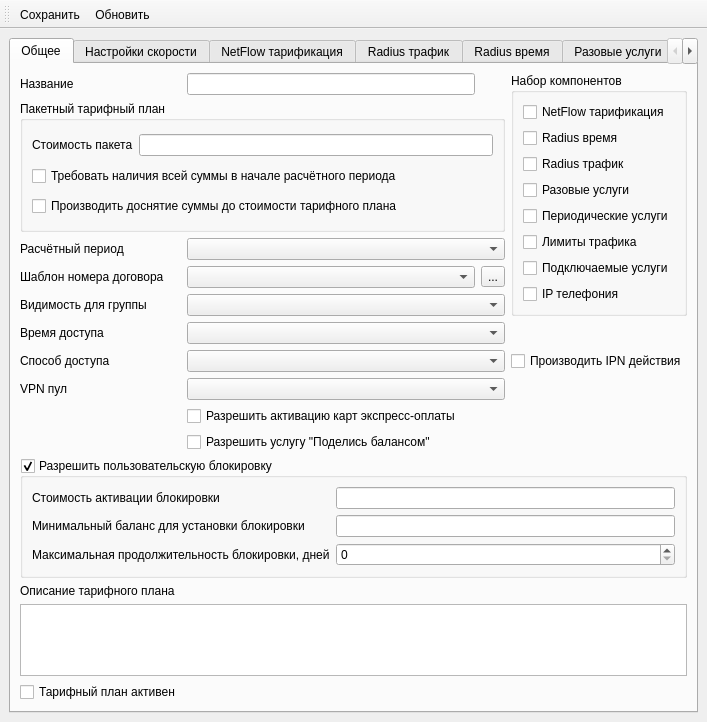
Qt form mdi/forms/new_tp_edit.ui (brat002/ExpertBilling) before a commit.
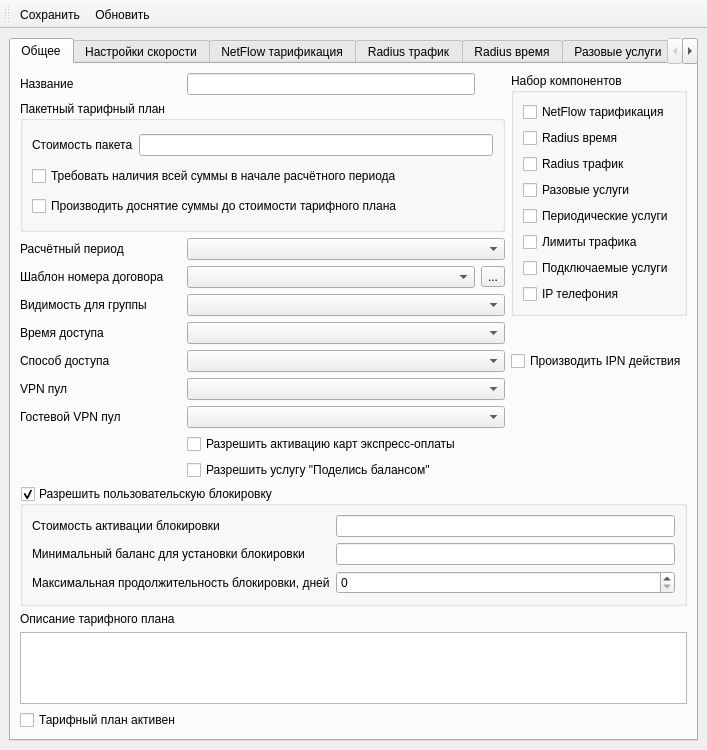
The same form after that commit. Icons and pictures are not drawn.

Commit message: +add vpn_guest_ippool

Diff of the .ui file:
```diff
--- a/mdi/forms/new_tp_edit.ui
+++ b/mdi/forms/new_tp_edit.ui
@@ -7,7 +7,7 @@
     <x>0</x>
     <y>0</y>
     <width>707</width>
-    <height>700</height>
+    <height>701</height>
    </rect>
   </property>
   <property name="windowTitle">
@@ -280,7 +280,7 @@
           </property>
          </widget>
         </item>
-        <item row="10" column="0" colspan="6">
+        <item row="11" column="0" colspan="6">
          <widget class="QGroupBox" name="groupBox_allowuserblock">
           <property name="title">
            <string>Разрешить пользовательскую блокировку</string>
@@ -322,7 +322,7 @@
           </layout>
          </widget>
         </item>
-        <item row="11" column="0">
+        <item row="12" column="0">
          <widget class="QLabel" name="tarif_description_label">
           <property name="toolTip">
            <string>Текстовое описание тарифного плана для печати накладных и работы с договорами</string>
@@ -338,7 +338,7 @@
           </property>
          </widget>
         </item>
-        <item row="13" column="0" colspan="6">
+        <item row="14" column="0" colspan="6">
          <widget class="QTextEdit" name="tarif_description_edit">
           <property name="toolTip">
            <string>Текстовое описание тарифного плана для печати накладных и работы с договорами</string>
@@ -351,7 +351,7 @@
           </property>
          </widget>
         </item>
-        <item row="14" column="0">
+        <item row="15" column="0">
          <widget class="QCheckBox" name="tarif_status_edit">
           <property name="toolTip">
            <string>Признак возможности работы абонента на данном тарифном плане</string>
@@ -500,7 +500,7 @@
           </property>
          </widget>
         </item>
-        <item row="8" column="1" colspan="5">
+        <item row="9" column="1" colspan="5">
          <widget class="QCheckBox" name="checkBox_allow_expresscards_activation">
           <property name="toolTip">
            <string>Разрешить активацию карт экспресс-оплаты на данном тарифном плане.</string>
@@ -513,7 +513,7 @@
           </property>
          </widget>
         </item>
-        <item row="9" column="1" colspan="5">
+        <item row="10" column="1" colspan="5">
          <widget class="QCheckBox" name="checkBox_allow_moneytransfer">
           <property name="toolTip">
            <string>Разрешить активацию карт экспресс-оплаты на данном тарифном плане.</string>
@@ -526,6 +526,29 @@
           </property>
          </widget>
         </item>
+        <item row="8" column="1" colspan="4">
+         <widget class="QComboBox" name="comboBox_vpn_guest_ippool">
+          <property name="toolTip">
+           <string>IPv4 пул по-умолчанию для динамической выдачи IP адресов клиентам при VPN авторизации.</string>
+          </property>
+          <property name="whatsThis">
+           <string>IPv4 пул по-умолчанию для динамической выдачи IP адресов клиентам при VPN авторизации.</string>
+          </property>
+         </widget>
+        </item>
+        <item row="8" column="0">
+         <widget class="QLabel" name="label_vpn_guest_ippool">
+          <property name="toolTip">
+           <string>IPv4 пул по-умолчанию для динамической выдачи IP адресов клиентам при VPN авторизации.</string>
+          </property>
+          <property name="whatsThis">
+           <string>IPv4 пул по-умолчанию для динамической выдачи IP адресов клиентам при VPN авторизации.</string>
+          </property>
+          <property name="text">
+           <string>Гостевой VPN пул</string>
+          </property>
+         </widget>
+        </item>
        </layout>
       </widget>
       <widget class="QWidget" name="tab_2">
```
The commit also changes 4 other files.
